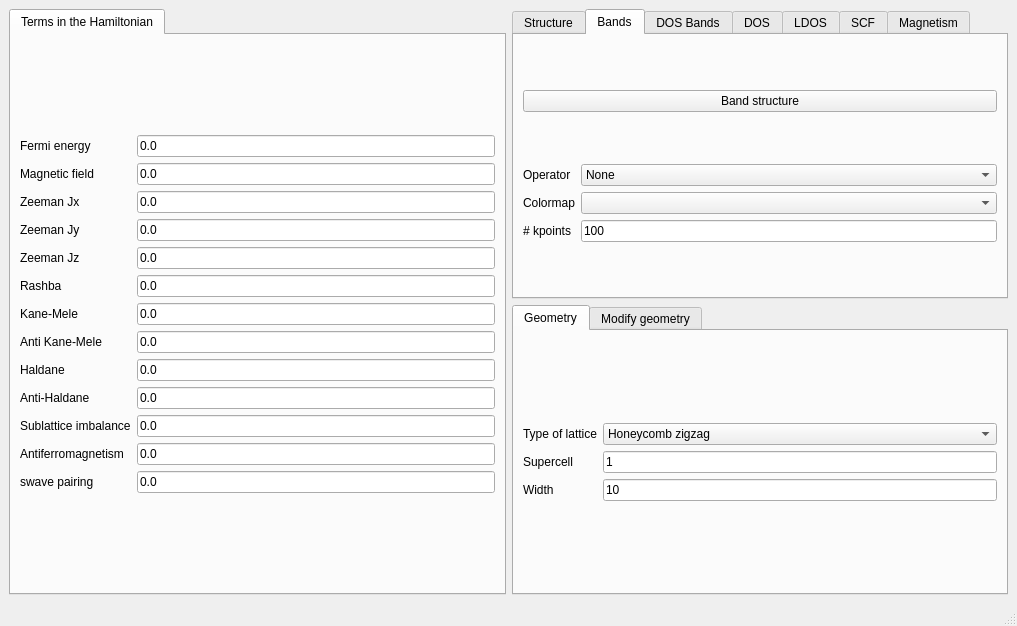
The window that development/interface-pyqt/1d/interface.ui (joselado/quantum-honeycomp) describes before a commit, drawn with Qt 5.
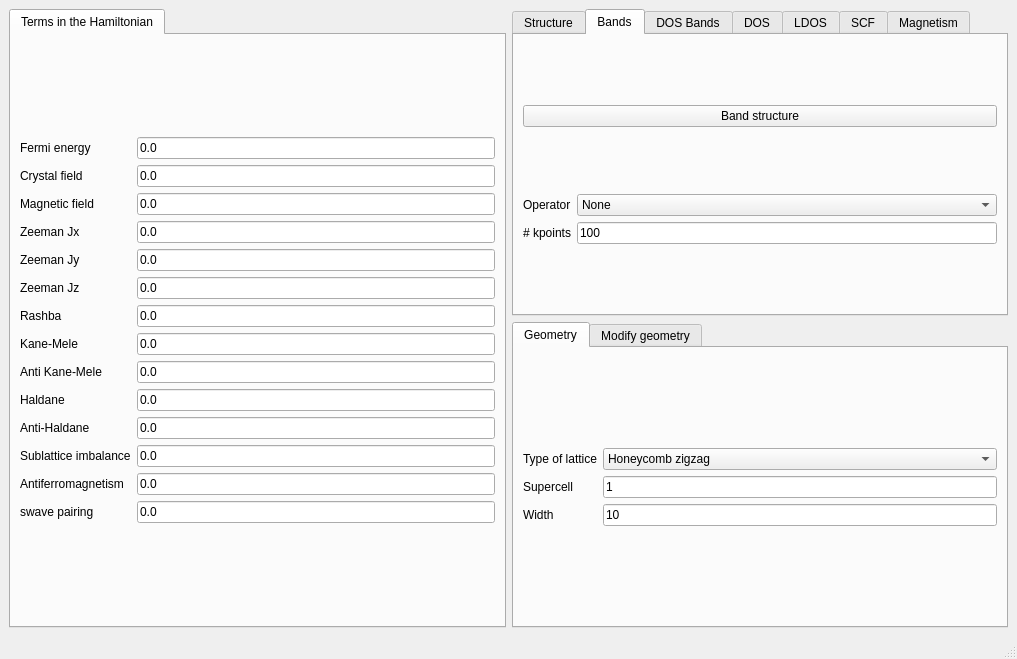
The same window after the commit. The open tabs and pages were chosen to show the change.

Patch:
```diff
--- a/development/interface-pyqt/1d/interface.ui
+++ b/development/interface-pyqt/1d/interface.ui
@@ -7,7 +7,7 @@
     <x>0</x>
     <y>0</y>
     <width>1017</width>
-    <height>626</height>
+    <height>659</height>
    </rect>
   </property>
   <property name="windowTitle">
@@ -27,35 +27,42 @@
        <layout class="QGridLayout" name="gridLayout_19">
         <item row="0" column="0">
          <layout class="QGridLayout" name="gridLayout">
-          <item row="4" column="1">
+          <item row="13" column="1">
+           <widget class="QLineEdit" name="swave">
+            <property name="text">
+             <string>0.0</string>
+            </property>
+           </widget>
+          </item>
+          <item row="5" column="1">
            <widget class="QLineEdit" name="Bz">
             <property name="text">
              <string>0.0</string>
             </property>
            </widget>
           </item>
-          <item row="2" column="1">
+          <item row="3" column="1">
            <widget class="QLineEdit" name="Bx">
             <property name="text">
              <string>0.0</string>
             </property>
            </widget>
           </item>
-          <item row="4" column="0">
+          <item row="5" column="0">
            <widget class="QLabel" name="label_5">
             <property name="text">
              <string>Zeeman Jz</string>
             </property>
            </widget>
           </item>
-          <item row="10" column="1">
+          <item row="11" column="1">
            <widget class="QLineEdit" name="mAB">
             <property name="text">
              <string>0.0</string>
             </property>
            </widget>
           </item>
-          <item row="3" column="1">
+          <item row="4" column="1">
            <widget class="QLineEdit" name="By">
             <property name="text">
              <string>0.0</string>
@@ -69,7 +76,7 @@
             </property>
            </widget>
           </item>
-          <item row="1" column="1">
+          <item row="2" column="1">
            <widget class="QLineEdit" name="peierls">
             <property name="enabled">
              <bool>true</bool>
@@ -79,28 +86,28 @@
             </property>
            </widget>
           </item>
-          <item row="6" column="1">
+          <item row="7" column="1">
            <widget class="QLineEdit" name="kanemele">
             <property name="text">
              <string>0.0</string>
             </property>
            </widget>
           </item>
-          <item row="8" column="0">
+          <item row="9" column="0">
            <widget class="QLabel" name="label_24">
             <property name="text">
              <string>Haldane</string>
             </property>
            </widget>
           </item>
-          <item row="9" column="1">
+          <item row="10" column="1">
            <widget class="QLineEdit" name="antihaldane">
             <property name="text">
              <string>0.0</string>
             </property>
            </widget>
           </item>
-          <item row="12" column="0">
+          <item row="13" column="0">
            <widget class="QLabel" name="label_26">
             <property name="text">
              <string>swave pairing</string>
@@ -117,104 +124,111 @@
             </property>
            </widget>
           </item>
-          <item row="5" column="1">
+          <item row="6" column="1">
            <widget class="QLineEdit" name="rashba">
             <property name="text">
              <string>0.0</string>
             </property>
            </widget>
           </item>
-          <item row="8" column="1">
+          <item row="9" column="1">
            <widget class="QLineEdit" name="haldane">
             <property name="text">
              <string>0.0</string>
             </property>
            </widget>
           </item>
-          <item row="11" column="1">
+          <item row="12" column="1">
            <widget class="QLineEdit" name="mAF">
             <property name="text">
              <string>0.0</string>
             </property>
            </widget>
           </item>
-          <item row="5" column="0">
+          <item row="6" column="0">
            <widget class="QLabel" name="label_10">
             <property name="text">
              <string>Rashba</string>
             </property>
            </widget>
           </item>
-          <item row="6" column="0">
+          <item row="7" column="0">
            <widget class="QLabel" name="label_11">
             <property name="text">
              <string>Kane-Mele</string>
             </property>
            </widget>
           </item>
-          <item row="2" column="0">
+          <item row="3" column="0">
            <widget class="QLabel" name="label_3">
             <property name="text">
              <string>Zeeman Jx</string>
             </property>
            </widget>
           </item>
-          <item row="3" column="0">
+          <item row="4" column="0">
            <widget class="QLabel" name="label_4">
             <property name="text">
              <string>Zeeman Jy</string>
             </property>
            </widget>
           </item>
-          <item row="10" column="0">
+          <item row="11" column="0">
            <widget class="QLabel" name="label_12">
             <property name="text">
              <string>Sublattice imbalance</string>
             </property>
            </widget>
           </item>
-          <item row="1" column="0">
+          <item row="2" column="0">
            <widget class="QLabel" name="label_14">
             <property name="text">
              <string>Magnetic field</string>
             </property>
            </widget>
           </item>
-          <item row="12" column="1">
-           <widget class="QLineEdit" name="swave">
-            <property name="text">
-             <string>0.0</string>
-            </property>
-           </widget>
-          </item>
-          <item row="11" column="0">
+          <item row="12" column="0">
            <widget class="QLabel" name="label_13">
             <property name="text">
              <string>Antiferromagnetism</string>
             </property>
            </widget>
           </item>
-          <item row="9" column="0">
+          <item row="10" column="0">
            <widget class="QLabel" name="label_25">
             <property name="text">
              <string>Anti-Haldane</string>
             </property>
            </widget>
           </item>
-          <item row="7" column="1">
+          <item row="8" column="1">
            <widget class="QLineEdit" name="antikanemele">
             <property name="text">
              <string>0.0</string>
             </property>
            </widget>
           </item>
-          <item row="7" column="0">
+          <item row="8" column="0">
            <widget class="QLabel" name="label_37">
             <property name="text">
              <string>Anti Kane-Mele</string>
             </property>
            </widget>
           </item>
+          <item row="1" column="1">
+           <widget class="QLineEdit" name="crystalfield">
+            <property name="text">
+             <string>0.0</string>
+            </property>
+           </widget>
+          </item>
+          <item row="1" column="0">
+           <widget class="QLabel" name="label_17">
+            <property name="text">
+             <string>Crystal field</string>
+            </property>
+           </widget>
+          </item>
          </layout>
         </item>
        </layout>
@@ -279,7 +293,7 @@
         </item>
         <item row="1" column="0">
          <layout class="QGridLayout" name="gridLayout_2">
-          <item row="2" column="0">
+          <item row="1" column="0">
            <widget class="QLabel" name="label_9">
             <property name="text">
              <string># kpoints</string>
@@ -335,23 +349,13 @@
             </item>
            </widget>
           </item>
-          <item row="2" column="1">
+          <item row="1" column="1">
            <widget class="QLineEdit" name="nk_bands">
             <property name="text">
              <string>100</string>
             </property>
            </widget>
           </item>
-          <item row="1" column="1">
-           <widget class="QComboBox" name="bands_colormap"/>
-          </item>
-          <item row="1" column="0">
-           <widget class="QLabel" name="label_38">
-            <property name="text">
-             <string>Colormap</string>
-            </property>
-           </widget>
-          </item>
          </layout>
         </item>
        </layout>
```
Left out of the diff: 36 changed lines with no effect on the pictures.
